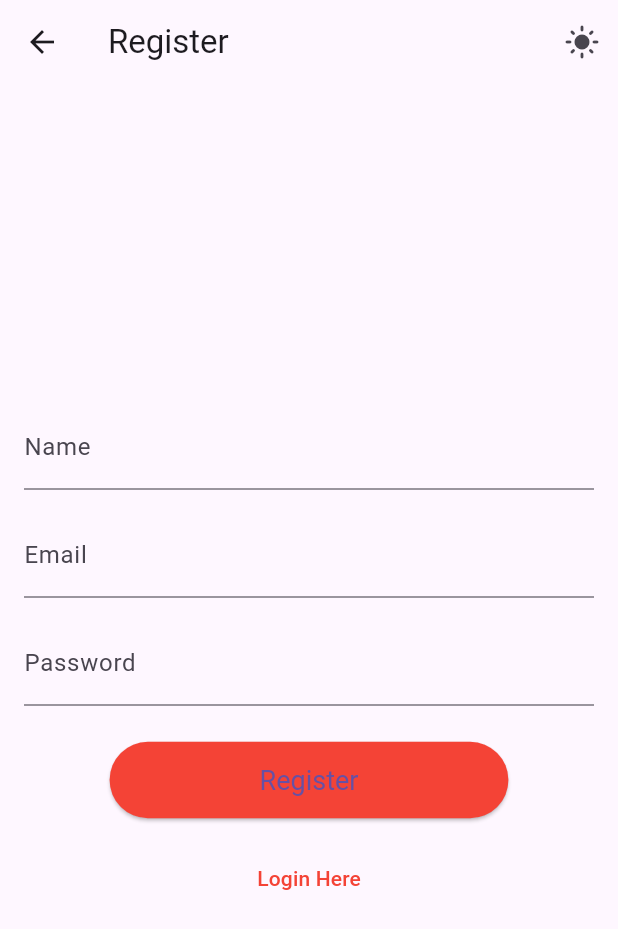
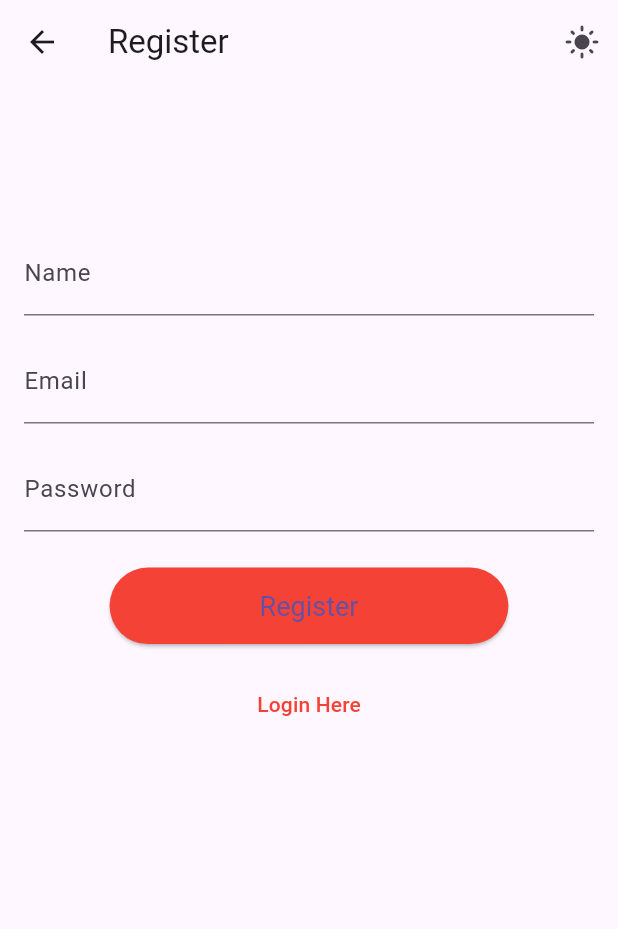
Before and after one commit to programming-wiz/revparts_app, a Flutter app: the screen it shows after launch, after a tap on "Don’t have an account? Register here", on a phone screen of 412 x 824 dp. Shown: the top 929 px of the screen. Run offline on Flutter 3.47's test engine with Material 3 defaults, Android fonts, the phone set to English and light mode, and no system bars.

Commit message:
2nd Commit

```diff
--- a/lib/screens/register_screen.dart
+++ b/lib/screens/register_screen.dart
@@ -5,7 +5,6 @@ class RegisterScreen extends StatelessWidget {
   final bool isDarkMode;
   final VoidCallback toggleTheme;
 
-  // Add isDarkMode and toggleTheme to allow dark/light mode toggle
   RegisterScreen({required this.isDarkMode, required this.toggleTheme});
 
   @override
@@ -20,11 +19,13 @@ class RegisterScreen extends StatelessWidget {
           ),
         ],
       ),
-      body: Padding(
+      body: SingleChildScrollView(  // Wrap with SingleChildScrollView
+        child: Padding(
           padding: const EdgeInsets.all(16.0),
           child: Column(
             mainAxisAlignment: MainAxisAlignment.center,
             children: <Widget>[
+              SizedBox(height: MediaQuery.of(context).size.height * 0.1),  // Add space at top
               TextField(
                 decoration: InputDecoration(
                   labelText: 'Name',
@@ -84,7 +85,9 @@ class RegisterScreen extends StatelessWidget {
                   style: TextStyle(color: Colors.red),
                 ),
               ),
+              SizedBox(height: 20), // Add extra space at the bottom
             ],
+          ),
         ),
       ),
     );
```
Lines whose indentation alone changed are shown as unchanged.
